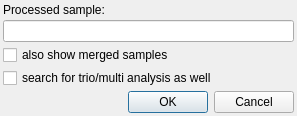
Old version of the form src/GSvar/ProcessedSampleSelector.ui in the repository imgag/ngs-bits.
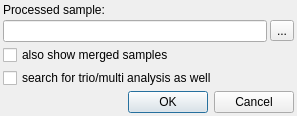
New version of the form. Icons and pictures are not drawn. Custom widgets are drawn as their Qt base class.

Commit message: GSvar: opening processed samples by ID is now supported.

Diff of the .ui file:
```diff
--- a/src/GSvar/ProcessedSampleSelector.ui
+++ b/src/GSvar/ProcessedSampleSelector.ui
@@ -37,7 +37,28 @@
     </widget>
    </item>
    <item>
-    <widget class="DBSelector" name="processed_sample"/>
+    <layout class="QHBoxLayout" name="horizontalLayout">
+     <property name="spacing">
+      <number>3</number>
+     </property>
+     <item>
+      <widget class="DBSelector" name="processed_sample"/>
+     </item>
+     <item>
+      <widget class="QToolButton" name="open_by_id">
+       <property name="toolTip">
+        <string>Select processed sample by NGSD id.</string>
+       </property>
+       <property name="text">
+        <string>...</string>
+       </property>
+       <property name="icon">
+        <iconset resource="GSvar.qrc">
+         <normaloff>:/Icons/NGSD.png</normaloff>:/Icons/NGSD.png</iconset>
+       </property>
+      </widget>
+     </item>
+    </layout>
    </item>
    <item>
     <widget class="QCheckBox" name="show_merged">
```
Left out of the diff: 4 changed lines with no effect on the pictures. The commit also changes 8 other files.
